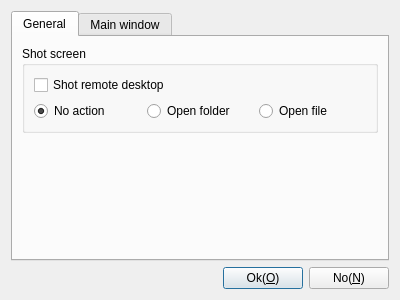
KangLin/RabbitRemoteControl, file App/Viewer/DlgSettings.ui: the form before one commit.
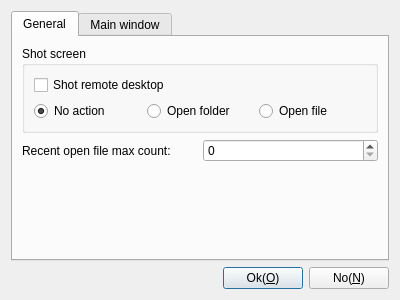
The form after the commit. Icons and pictures are not drawn.

Commit message: App: add recent open file max count option

```diff
--- a/App/Viewer/DlgSettings.ui
+++ b/App/Viewer/DlgSettings.ui
@@ -100,6 +100,24 @@
         </widget>
        </item>
        <item row="1" column="0">
+        <layout class="QHBoxLayout" name="horizontalLayout_2">
+         <item>
+          <widget class="QLabel" name="label">
+           <property name="text">
+            <string>Recent open file max count:</string>
+           </property>
+          </widget>
+         </item>
+         <item>
+          <widget class="QSpinBox" name="sbRecentMenuMaxCount">
+           <property name="singleStep">
+            <number>10</number>
+           </property>
+          </widget>
+         </item>
+        </layout>
+       </item>
+       <item row="2" column="0">
         <spacer name="verticalSpacer">
          <property name="orientation">
           <enum>Qt::Vertical</enum>
```
The commit also changes 42 other files.
